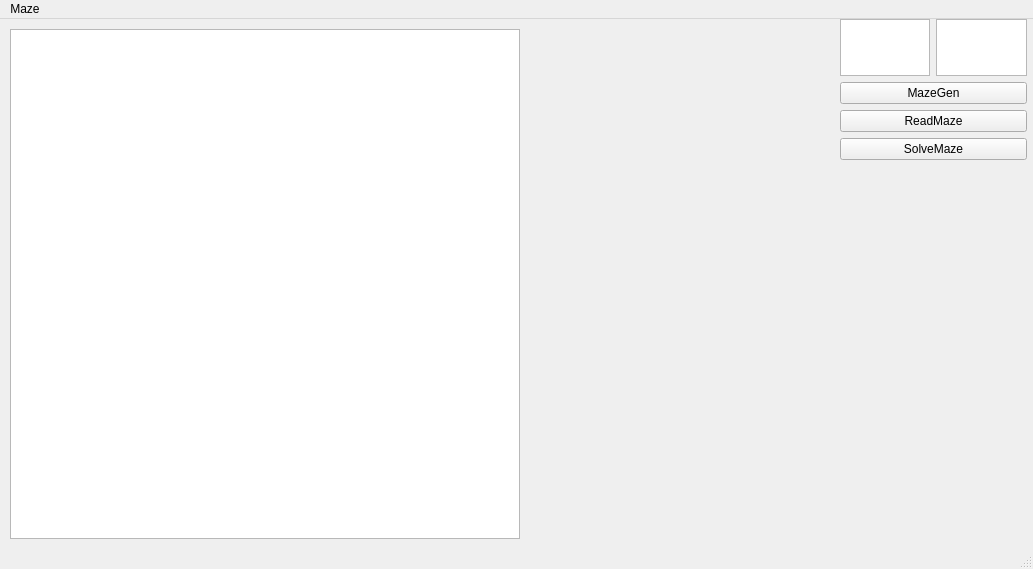
The window that src/Maze/UI/mainwindow.ui (sugarlic/Maze) describes before a commit, drawn with Qt 5.
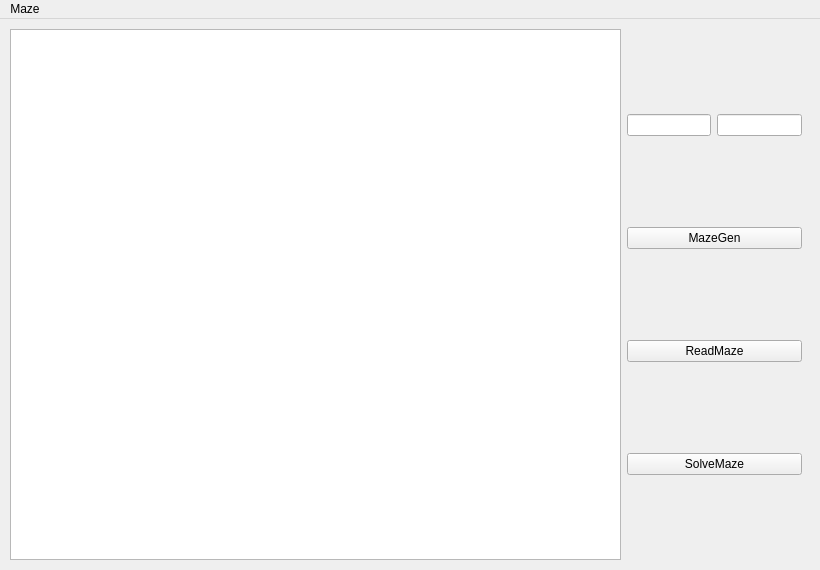
The same window after the commit.

Commit message: develop. Fixed style, all object in UI on layout now, some refactor.

Patch:
```diff
--- a/src/Maze/UI/mainwindow.ui
+++ b/src/Maze/UI/mainwindow.ui
@@ -6,80 +6,111 @@
    <rect>
     <x>0</x>
     <y>0</y>
-    <width>1033</width>
-    <height>569</height>
+    <width>820</width>
+    <height>570</height>
    </rect>
   </property>
+  <property name="minimumSize">
+   <size>
+    <width>820</width>
+    <height>570</height>
+   </size>
+  </property>
+  <property name="maximumSize">
+   <size>
+    <width>820</width>
+    <height>570</height>
+   </size>
+  </property>
   <property name="windowTitle">
    <string>MainWindow</string>
   </property>
   <widget class="QWidget" name="centralwidget">
-   <widget class="QGraphicsView" name="graphicsView">
+   <widget class="QWidget" name="horizontalLayoutWidget">
     <property name="geometry">
      <rect>
       <x>10</x>
       <y>10</y>
-      <width>510</width>
-      <height>510</height>
+      <width>792</width>
+      <height>531</height>
      </rect>
     </property>
-    <property name="backgroundBrush">
-     <brush brushstyle="NoBrush">
-      <color alpha="255">
-       <red>255</red>
-       <green>255</green>
-       <blue>255</blue>
-      </color>
-     </brush>
-    </property>
-    <property name="foregroundBrush">
-     <brush brushstyle="NoBrush">
-      <color alpha="255">
-       <red>255</red>
-       <green>255</green>
-       <blue>255</blue>
-      </color>
-     </brush>
-    </property>
-   </widget>
-   <widget class="QWidget" name="gridLayoutWidget">
-    <property name="geometry">
-     <rect>
-      <x>840</x>
-      <y>0</y>
-      <width>187</width>
-      <height>141</height>
-     </rect>
-    </property>
+    <layout class="QGridLayout" name="gridLayout_2" columnstretch="7,2">
+     <property name="leftMargin">
+      <number>0</number>
+     </property>
+     <item row="0" column="1">
     <layout class="QGridLayout" name="gridLayout">
+       <item row="0" column="0">
+        <widget class="QLineEdit" name="textEdit_rows"/>
+       </item>
      <item row="1" column="0" colspan="2">
       <widget class="QPushButton" name="pushButton">
+         <property name="maximumSize">
+          <size>
+           <width>200</width>
+           <height>16777215</height>
+          </size>
+         </property>
        <property name="text">
         <string>MazeGen</string>
        </property>
       </widget>
      </item>
+       <item row="0" column="1">
+        <widget class="QLineEdit" name="textEdit_cols"/>
+       </item>
      <item row="2" column="0" colspan="2">
       <widget class="QPushButton" name="ReadMaze">
+         <property name="maximumSize">
+          <size>
+           <width>200</width>
+           <height>16777215</height>
+          </size>
+         </property>
        <property name="text">
         <string>ReadMaze</string>
        </property>
       </widget>
      </item>
-     <item row="0" column="0">
-      <widget class="QTextEdit" name="textEdit_rows"/>
-     </item>
-     <item row="0" column="1">
-      <widget class="QTextEdit" name="textEdit_cols"/>
-     </item>
-     <item row="3" column="0" colspan="2">
+       <item row="4" column="0" colspan="2">
       <widget class="QPushButton" name="pushButton_Maze_Solve">
+         <property name="maximumSize">
+          <size>
+           <width>200</width>
+           <height>16777215</height>
+          </size>
+         </property>
        <property name="text">
         <string>SolveMaze</string>
        </property>
       </widget>
      </item>
     </layout>
+     </item>
+     <item row="0" column="0">
+      <widget class="QGraphicsView" name="graphicsView">
+       <property name="backgroundBrush">
+        <brush brushstyle="NoBrush">
+         <color alpha="255">
+          <red>255</red>
+          <green>255</green>
+          <blue>255</blue>
+         </color>
+        </brush>
+       </property>
+       <property name="foregroundBrush">
+        <brush brushstyle="NoBrush">
+         <color alpha="255">
+          <red>255</red>
+          <green>255</green>
+          <blue>255</blue>
+         </color>
+        </brush>
+       </property>
+      </widget>
+     </item>
+    </layout>
    </widget>
   </widget>
   <widget class="QMenuBar" name="menubar">
@@ -87,8 +118,8 @@
     <rect>
      <x>0</x>
      <y>0</y>
-     <width>1033</width>
-     <height>22</height>
+     <width>820</width>
+     <height>24</height>
     </rect>
    </property>
    <widget class="QMenu" name="menuMaze">
@@ -98,7 +129,6 @@
    </widget>
    <addaction name="menuMaze"/>
   </widget>
-  <widget class="QStatusBar" name="statusbar"/>
  </widget>
  <resources/>
  <connections/>
```
Lines whose indentation alone changed are shown as unchanged. The commit also changes 5 other files.
